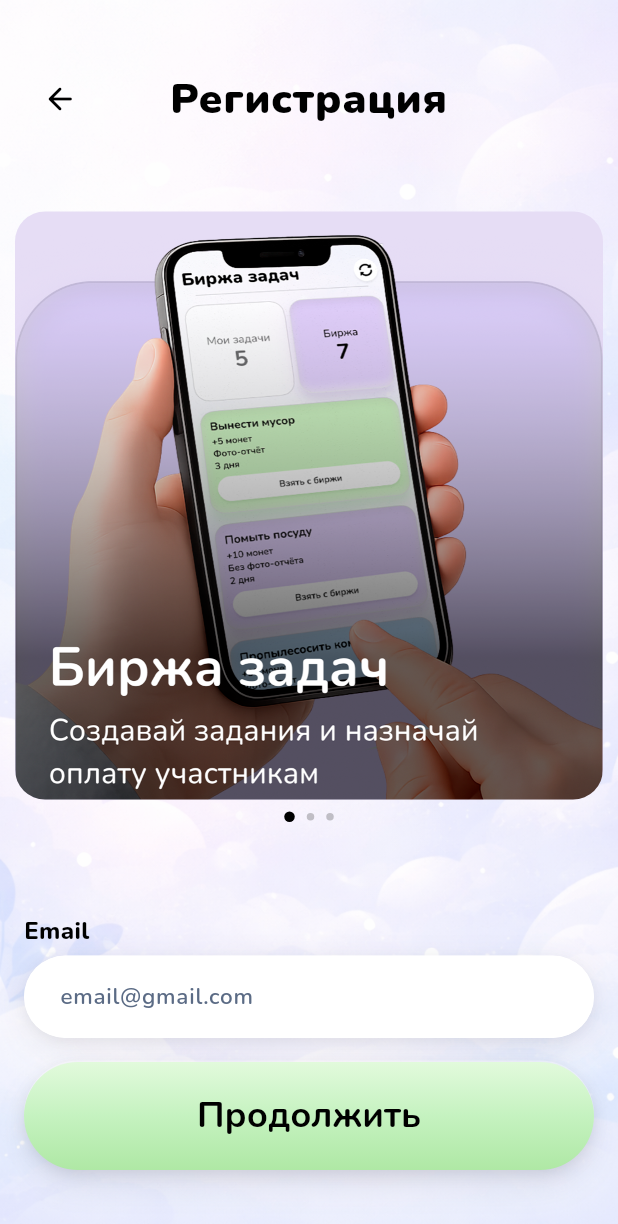
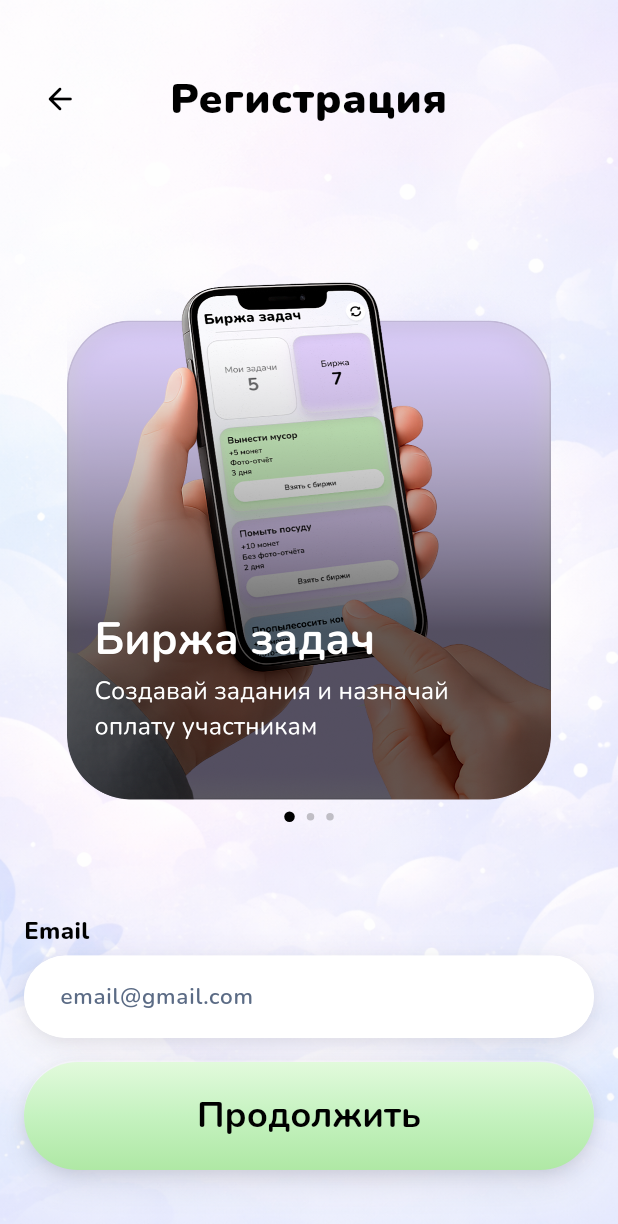
Before and after one commit to Uz11ps/klanymobail, a Flutter app: the screen it shows after launch, after a tap on "Я - Глава Клана", on a phone screen of 412 x 824 dp. Shown: the top 1224 px of the screen. Run offline on Flutter 3.47's test engine with Material 3 defaults, Android fonts, the phone set to English and light mode, and no system bars; our stand-ins replace firebase_core, firebase_messaging, flutter_dotenv, flutter_riverpod, flutter_svg, go_router and 6 more; missing offline and left inert: dart:html; accounts and stored records are empty; project files that could hold a hidden picture were left out.

Commit message:
фыва

```diff
--- a/apps/klany_mobile/lib/src/features/auth/pages/auth_landing_page.dart
+++ b/apps/klany_mobile/lib/src/features/auth/pages/auth_landing_page.dart
@@ -49,7 +49,6 @@ class AuthLandingPage extends StatelessWidget {
                   child: FigmaAuthHeroSection(
                     child: FigmaAuthHeroCarousel(
                       assets: _slides,
-                      fallbackColor: kBrandMint,
                     ),
                   ),
                 ),
--- a/apps/klany_mobile/lib/src/features/auth/pages/child_sign_in_page.dart
+++ b/apps/klany_mobile/lib/src/features/auth/pages/child_sign_in_page.dart
@@ -103,7 +103,6 @@ class _ChildSignInPageState extends ConsumerState<ChildSignInPage> {
                   child: FigmaAuthPageBody(
                     hero: const FigmaAuthHero(
                       asset: 'assets/figma/hero_flag.png',
-                      fallbackColor: kBrandSky,
                     ),
                     form: Column(
                       crossAxisAlignment: CrossAxisAlignment.stretch,
--- a/apps/klany_mobile/lib/src/features/auth/pages/parent_sign_in_page.dart
+++ b/apps/klany_mobile/lib/src/features/auth/pages/parent_sign_in_page.dart
@@ -331,7 +331,6 @@ class _ParentSignInPageState extends ConsumerState<ParentSignInPage> {
                       asset: isEmailStep
                           ? 'assets/figma/hero_birzha.png'
                           : 'assets/figma/hero_economika.png',
-                      fallbackColor: isEmailStep ? kBrandLavender : kBrandSunny,
                       showDots: true,
                       dotCount: 3,
                       activeDotIndex: _step.clamp(0, 2),
--- a/apps/klany_mobile/lib/src/features/auth/pages/parent_sign_up_page.dart
+++ b/apps/klany_mobile/lib/src/features/auth/pages/parent_sign_up_page.dart
@@ -180,7 +180,6 @@ class _ParentSignUpPageState extends ConsumerState<ParentSignUpPage> {
                   child: FigmaAuthPageBody(
                     hero: const FigmaAuthHero(
                       asset: 'assets/figma/hero_birzha.png',
-                      fallbackColor: kBrandLavender,
                       showDots: true,
                       dotCount: 2,
                       activeDotIndex: 0,
--- a/apps/klany_mobile/lib/src/theme/figma_auth_hero.dart
+++ b/apps/klany_mobile/lib/src/theme/figma_auth_hero.dart
@@ -222,9 +222,7 @@ class FigmaAuthHeroImage extends StatelessWidget {
 
     required this.side,
 
-    this.fallbackColor = Colors.transparent,
-
-    this.fit = BoxFit.cover,
+    this.fit = BoxFit.contain,
 
     this.alignment = Alignment.center,
   });
@@ -233,28 +231,21 @@ class FigmaAuthHeroImage extends StatelessWidget {
 
   final double side;
 
-  final Color fallbackColor;
-
   final BoxFit fit;
 
   final Alignment alignment;
 
   @override
   Widget build(BuildContext context) {
-    return Container(
-      width: side,
-      height: side,
-      clipBehavior: Clip.antiAlias,
-      decoration: BoxDecoration(
-        color: fallbackColor,
+    return ClipRRect(
       borderRadius: BorderRadius.circular(kFigmaAuthHeroCornerRadius),
-      ),
+
       child: Image.asset(
         asset,
 
-        width: double.infinity,
+        width: side,
 
-        height: double.infinity,
+        height: side,
 
         fit: fit,
 
@@ -264,14 +255,12 @@ class FigmaAuthHeroImage extends StatelessWidget {
 
         gaplessPlayback: true,
 
-        errorBuilder: (context, error, stackTrace) => ColoredBox(
-          color: fallbackColor,
-
+        errorBuilder: (context, error, stackTrace) => SizedBox(
+          width: side,
+          height: side,
           child: const Icon(
             Icons.image_not_supported_outlined,
-
             size: 42,
-
             color: Color(0x665B6B85),
           ),
         ),
@@ -286,20 +275,16 @@ class FigmaAuthHero extends StatelessWidget {
 
     required this.asset,
 
-    this.fallbackColor = Colors.transparent,
-
     this.showDots = false,
 
     this.dotCount = 3,
 
     this.activeDotIndex = 0,
 
-    this.imageFit = BoxFit.cover,
+    this.imageFit = BoxFit.contain,
   });
 
   final String asset;
-
-  final Color fallbackColor;
 
   final bool showDots;
 
@@ -346,11 +331,7 @@ class FigmaAuthHero extends StatelessWidget {
             Center(
               child: FigmaAuthHeroImage(
                 asset: asset,
-
                 side: side,
-
-                fallbackColor: fallbackColor,
-
                 fit: imageFit,
               ),
             ),
@@ -383,8 +364,6 @@ class FigmaAuthHeroCarousel extends StatefulWidget {
 
     required this.assets,
 
-    this.fallbackColor = Colors.transparent,
-
     this.autoAdvanceSeconds = 5,
 
     this.initialIndex = 0,
@@ -393,8 +372,6 @@ class FigmaAuthHeroCarousel extends StatefulWidget {
   });
 
   final List<String> assets;
-
-  final Color fallbackColor;
 
   final int autoAdvanceSeconds;
 
@@ -487,29 +464,22 @@ class _FigmaAuthHeroCarouselState extends State<FigmaAuthHeroCarousel> {
           crossAxisAlignment: CrossAxisAlignment.stretch,
 
           children: [
-            SizedBox(
+            ClipRRect(
+              borderRadius:
+                  BorderRadius.circular(kFigmaAuthHeroCornerRadius),
+              child: SizedBox(
                 height: side,
-
                 child: PageView.builder(
                   controller: _pageController,
-
                   padEnds: true,
-
-                clipBehavior: Clip.none,
-
                   itemCount: widget.assets.length,
-
                   onPageChanged: (i) => setState(() => _index = i),
-
                   itemBuilder: (_, i) => Center(
                     child: FigmaAuthHeroImage(
                       asset: widget.assets[i],
-
                       side: side,
-
-                    fallbackColor: widget.fallbackColor,
-
                       fit: widget.imageFit,
+                    ),
                   ),
                 ),
               ),
```
Also changed, not shown: 5 other files. Lines whose indentation alone changed are shown as unchanged.
